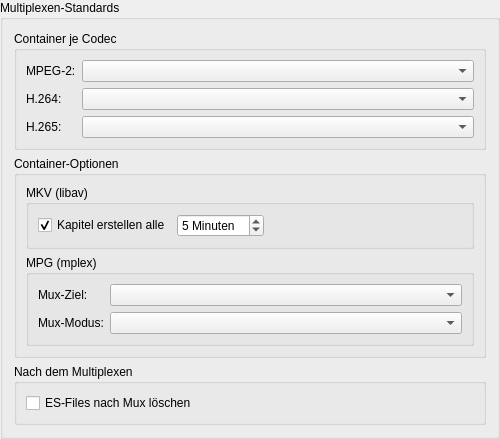
This is ui/ttcutsettingsmuxer.ui in MINIXJR/TTCut-ng as Qt 5 draws it before an edit. The edited form follows.
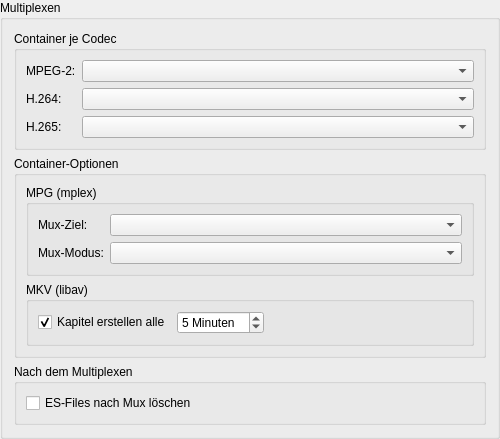
This is the edited form.

Commit message:
Settings UX: rename Encoder/Multiplexen, mplex vor MKV, Encoder-Hinweis
User-Feedback aus Test-Session:
  - "Encoder-Standards" → "Encoder" (Sidebar + Window-Title)
  - "Multiplexen-Standards" → "Multiplexen" (Sidebar + Window-Title)
  - Im Encoder-Tab: einleitendes Label klärt dass alle Re-Encoder
    libavcodec-basiert sind (mpeg2video / libx264 / libx265),
    unabhängig vom späteren Container.
  - Container-Optionen im Multiplexen-Tab: MPG-Sub-Gruppe vor MKV-
    Sub-Gruppe (MPG zuerst — älterer Container, MPEG-2-spezifisch).

The edit to the form file:
```diff
--- a/ui/ttcutsettingsmuxer.ui
+++ b/ui/ttcutsettingsmuxer.ui
@@ -11,7 +11,7 @@
    </rect>
   </property>
   <property name="title">
-   <string>Multiplexen-Standards</string>
+   <string>Multiplexen</string>
   </property>
   <layout class="QVBoxLayout">
 
@@ -63,7 +63,38 @@
      <property name="title"><string>Container-Optionen</string></property>
      <layout class="QVBoxLayout">
 
-      <!-- MKV sub-group -->
+      <!-- MPG sub-group (zuerst — älterer Container, MPEG-2-spezifisch) -->
+      <item>
+       <widget class="QGroupBox" name="gbMpg">
+        <property name="title"><string>MPG (mplex)</string></property>
+        <layout class="QFormLayout">
+         <item row="0" column="0">
+          <widget class="QLabel" name="laMpgTarget">
+           <property name="text"><string>Mux-Ziel:</string></property>
+           <property name="toolTip"><string>mplex Zielformat (DVD, VCD, SVCD etc.). Wird als App-Default gesetzt; im Cut-Dialog überschreibbar.</string></property>
+          </widget>
+         </item>
+         <item row="0" column="1">
+          <widget class="QComboBox" name="cbMpgTarget">
+           <property name="toolTip"><string>mplex Zielformat (DVD, VCD, SVCD etc.). Wird als App-Default gesetzt; im Cut-Dialog überschreibbar.</string></property>
+          </widget>
+         </item>
+         <item row="1" column="0">
+          <widget class="QLabel" name="laMpgMode">
+           <property name="text"><string>Mux-Modus:</string></property>
+           <property name="toolTip"><string>Direkt muxen = mplex sofort ausführen. Mux-Skript erstellen = Shell-Skript statt direktem Aufruf.</string></property>
+          </widget>
+         </item>
+         <item row="1" column="1">
+          <widget class="QComboBox" name="cbMpgMode">
+           <property name="toolTip"><string>Direkt muxen = mplex sofort ausführen. Mux-Skript erstellen = Shell-Skript statt direktem Aufruf.</string></property>
+          </widget>
+         </item>
+        </layout>
+       </widget>
+      </item>
+
+      <!-- MKV sub-group (zweite — neuerer/häufiger Container) -->
       <item>
        <widget class="QGroupBox" name="gbMkv">
         <property name="title"><string>MKV (libav)</string></property>
@@ -94,37 +125,6 @@
        </widget>
       </item>
 
-      <!-- MPG sub-group -->
-      <item>
-       <widget class="QGroupBox" name="gbMpg">
-        <property name="title"><string>MPG (mplex)</string></property>
-        <layout class="QFormLayout">
-         <item row="0" column="0">
-          <widget class="QLabel" name="laMpgTarget">
-           <property name="text"><string>Mux-Ziel:</string></property>
-           <property name="toolTip"><string>mplex Zielformat (DVD, VCD, SVCD etc.). Wird als App-Default gesetzt; im Cut-Dialog überschreibbar.</string></property>
-          </widget>
-         </item>
-         <item row="0" column="1">
-          <widget class="QComboBox" name="cbMpgTarget">
-           <property name="toolTip"><string>mplex Zielformat (DVD, VCD, SVCD etc.). Wird als App-Default gesetzt; im Cut-Dialog überschreibbar.</string></property>
-          </widget>
-         </item>
-         <item row="1" column="0">
-          <widget class="QLabel" name="laMpgMode">
-           <property name="text"><string>Mux-Modus:</string></property>
-           <property name="toolTip"><string>Direkt muxen = mplex sofort ausführen. Mux-Skript erstellen = Shell-Skript statt direktem Aufruf.</string></property>
-          </widget>
-         </item>
-         <item row="1" column="1">
-          <widget class="QComboBox" name="cbMpgMode">
-           <property name="toolTip"><string>Direkt muxen = mplex sofort ausführen. Mux-Skript erstellen = Shell-Skript statt direktem Aufruf.</string></property>
-          </widget>
-         </item>
-        </layout>
-       </widget>
-      </item>
-
      </layout>
     </widget>
    </item>
```
The commit also changes 3 other files.
